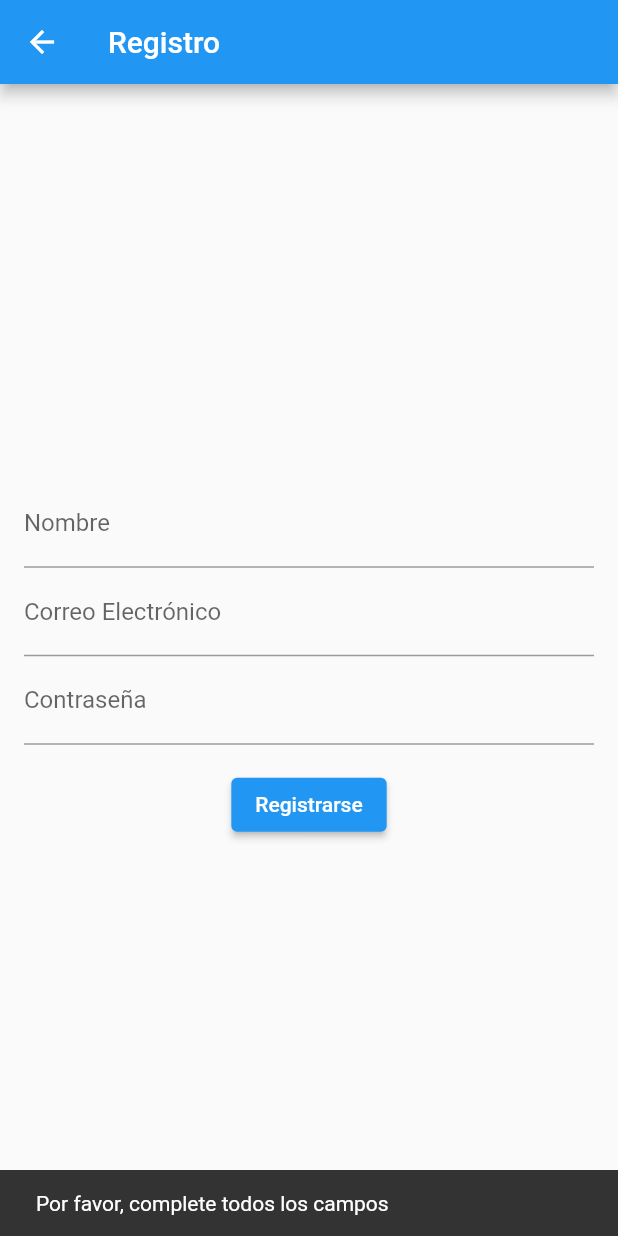
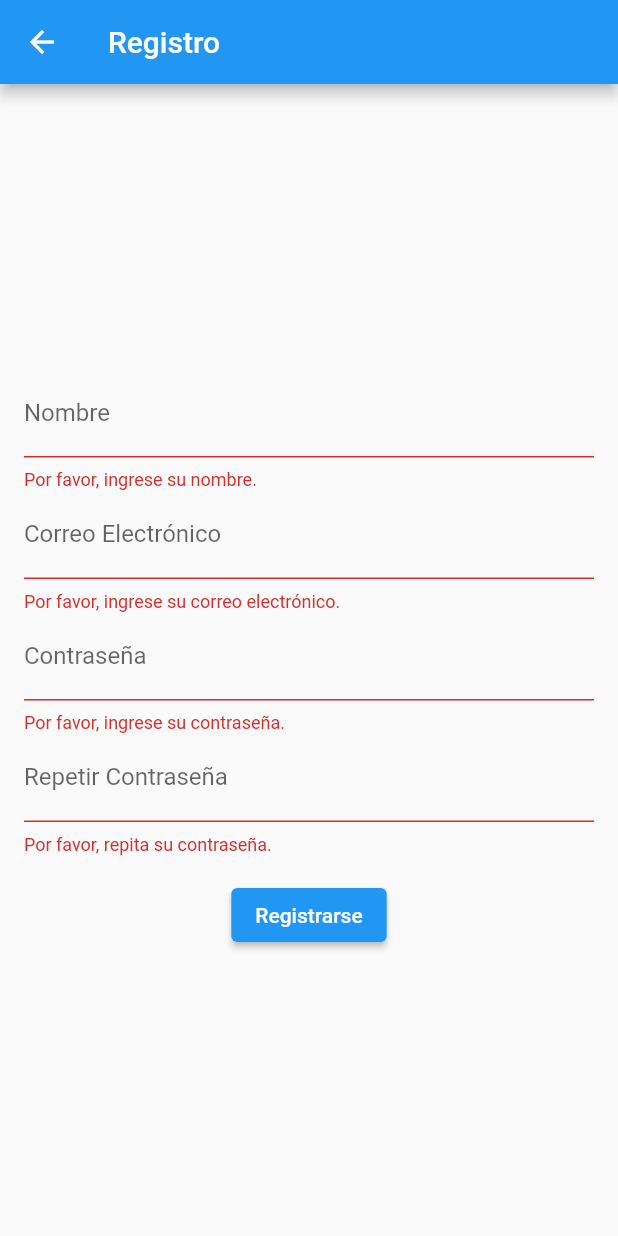
Before and after one commit to yojanz22/Appmovil_Recicla, a Flutter app: the RegisterPage screen opened directly, after a tap on "Registrarse", on a phone screen of 412 x 824 dp. Run offline on Flutter 3.47's test engine with Material 2 defaults, Android fonts, the phone set to English and light mode, and no system bars; our stand-ins replace cloud_firestore, firebase_auth, firebase_core, geocoding, geolocator, google_maps_flutter and 1 more; accounts and stored records are empty.

Commit message:
login y registro terminado
se agrego login y registro

```diff
--- a/lib/registro.dart
+++ b/lib/registro.dart
@@ -1,88 +1,7 @@
 import 'package:flutter/material.dart';
-import 'package:flutter/services.dart';
+import 'package:firebase_auth/firebase_auth.dart';
 import 'package:recicla/services/firebase_services.dart';
-
-FirebaseService _firebaseService =
-    FirebaseService(); // Instancia de FirebaseService
-
-void main() async {
-  WidgetsFlutterBinding.ensureInitialized();
-  SystemChrome.setPreferredOrientations([DeviceOrientation.portraitUp]);
-  runApp(MaterialApp(home: SplashScreen()));
-}
-
-class SplashScreen extends StatefulWidget {
-  @override
-  _SplashScreenState createState() => _SplashScreenState();
-}
-
-class _SplashScreenState extends State<SplashScreen>
-    with SingleTickerProviderStateMixin {
-  late AnimationController _controller;
-
-  @override
-  void initState() {
-    super.initState();
-    _controller = AnimationController(
-      duration: Duration(
-          seconds: 5), // Ajusta la duración para una rotación más lenta
-      vsync: this,
-    );
-    _controller.repeat(
-        reverse: true); // Hacer que la animación rote continuamente
-
-    // Después de cierto tiempo, navega a la página de registro
-    Future.delayed(Duration(seconds: 3), () {
-      Navigator.pushReplacement(
-        context,
-        MaterialPageRoute(
-          builder: (context) => RegisterPage(),
-        ),
-      );
-    });
-  }
-
-  @override
-  void dispose() {
-    _controller.dispose();
-    super.dispose();
-  }
-
-  @override
-  Widget build(BuildContext context) {
-    return Scaffold(
-      body: Center(
-        child: AnimatedBuilder(
-          animation: _controller,
-          builder: (context, child) {
-            return Transform.rotate(
-              angle: _controller.value * 6.3, // Rotar de 0 a 360 grados
-              child: GestureDetector(
-                onTap: () {
-                  // Al tocar la pantalla, navega a la página de registro
-                  Navigator.pushReplacement(
-                    context,
-                    MaterialPageRoute(
-                      builder: (context) => RegisterPage(),
-                    ),
-                  );
-                },
-                child: ClipOval(
-                  // Agregamos ClipOval para hacer el logotipo redondo
-                  child: Image.asset(
-                    'assets/logo.jpeg',
-                    width: 150,
-                    height: 150,
-                  ),
-                ),
-              ),
-            );
-          },
-        ),
-      ),
-    );
-  }
-}
+import 'menuL.dart'; // Importa la página de menú
 
 class RegisterPage extends StatefulWidget {
   @override
@@ -90,33 +9,49 @@ class RegisterPage extends StatefulWidget {
 }
 
 class _RegisterPageState extends State<RegisterPage> {
+  final FirebaseAuth _auth = FirebaseAuth.instance;
+  final FirebaseService _firebaseService =
+      FirebaseService(); // Crea una instancia del servicio
+  final GlobalKey<FormState> _formKey = GlobalKey<FormState>();
   final TextEditingController _nameController = TextEditingController();
   final TextEditingController _emailController = TextEditingController();
   final TextEditingController _passwordController = TextEditingController();
+  final TextEditingController _confirmPasswordController =
+      TextEditingController();
 
   Future<void> _register(BuildContext context) async {
-    if (_nameController.text.isEmpty ||
-        _emailController.text.isEmpty ||
-        _passwordController.text.isEmpty) {
-      ScaffoldMessenger.of(context).showSnackBar(
-        SnackBar(content: Text('Por favor, complete todos los campos')),
+    if (_formKey.currentState!.validate()) {
+      if (_passwordController.text == _confirmPasswordController.text) {
+        try {
+          await _auth.createUserWithEmailAndPassword(
+            email: _emailController.text,
+            password: _passwordController.text,
           );
-      return;
-    }
 
-    // Supongamos que tienes un mapa con los datos del registro
+          // Registro exitoso, redirige a la página de menú o a donde desees.
+          Navigator.pushReplacement(
+              context, MaterialPageRoute(builder: (context) => MenuPage()));
+
+          // Agrega el registro a Firebase Firestore utilizando la instancia del servicio
           Map<String, dynamic> registroData = {
             'nombre': _nameController.text,
             'correo': _emailController.text,
             'otroCampo': 'Valor', // Otros campos de registro
           };
-
-    // Llama a la función para agregar el registro a Firestore
-    _firebaseService.addRegistro(registroData);
-
-    // Redirige a la página de menú
-    Navigator.pushReplacement(
-        context, MaterialPageRoute(builder: (context) => MenuPage()));
+          await _firebaseService.addRegistro(registroData);
+        } catch (e) {
+          // Manejo de errores, como correo ya en uso
+          ScaffoldMessenger.of(context).showSnackBar(
+            SnackBar(content: Text('Error: ${e.toString()}')),
+          );
+        }
+      } else {
+        // Las contraseñas no coinciden, muestra un mensaje de error
+        ScaffoldMessenger.of(context).showSnackBar(
+          SnackBar(content: Text('Las contraseñas no coinciden')),
+        );
+      }
+    }
   }
 
   @override
@@ -127,21 +62,52 @@ class _RegisterPageState extends State<RegisterPage> {
       ),
       body: Padding(
         padding: const EdgeInsets.all(16.0),
+        child: Form(
+          key: _formKey,
           child: Column(
             mainAxisAlignment: MainAxisAlignment.center,
             children: <Widget>[
               TextFormField(
                 controller: _nameController,
                 decoration: InputDecoration(labelText: 'Nombre'),
+                validator: (value) {
+                  if (value == null || value.isEmpty) {
+                    return 'Por favor, ingrese su nombre.';
+                  }
+                  return null;
+                },
               ),
               TextFormField(
                 controller: _emailController,
                 decoration: InputDecoration(labelText: 'Correo Electrónico'),
+                validator: (value) {
+                  if (value == null || value.isEmpty) {
+                    return 'Por favor, ingrese su correo electrónico.';
+                  }
+                  return null;
+                },
               ),
               TextFormField(
                 controller: _passwordController,
                 decoration: InputDecoration(labelText: 'Contraseña'),
                 obscureText: true,
+                validator: (value) {
+                  if (value == null || value.isEmpty) {
+                    return 'Por favor, ingrese su contraseña.';
+                  }
+                  return null;
+                },
+              ),
+              TextFormField(
+                controller: _confirmPasswordController,
+                decoration: InputDecoration(labelText: 'Repetir Contraseña'),
+                obscureText: true,
+                validator: (value) {
+                  if (value == null || value.isEmpty) {
+                    return 'Por favor, repita su contraseña.';
+                  }
+                  return null;
+                },
               ),
               SizedBox(height: 16),
               ElevatedButton(
@@ -153,24 +119,6 @@ class _RegisterPageState extends State<RegisterPage> {
             ],
           ),
         ),
-    );
-  }
-}
-
-class MenuPage extends StatelessWidget {
-  @override
-  Widget build(BuildContext context) {
-    return Scaffold(
-      appBar: AppBar(
-        title: Text('Menú'),
-      ),
-      body: Center(
-        child: Column(
-          mainAxisAlignment: MainAxisAlignment.center,
-          children: <Widget>[
-            // Botones para navegar a otras partes de tu aplicación
-          ],
-        ),
       ),
     );
   }
```
Also changed, not shown: lib/login.dart (+4 -3 lines). Lines whose indentation alone changed are shown as unchanged.
